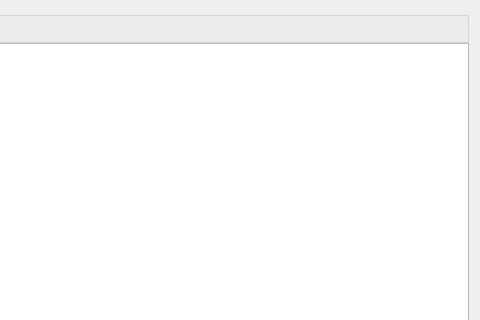
Before: the Qt Designer form audit/auditdialog.ui in ytxerp/ytx-client, drawn with Qt 5; both pictures show x 737 to 1217 and y 0 to 320 of the 1217 by 667 pixel window.
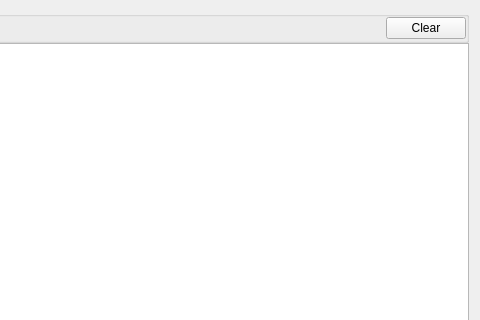
After: the same form once the commit is applied. Custom widgets are drawn as their Qt base class.

```diff
--- a/audit/auditdialog.ui
+++ b/audit/auditdialog.ui
@@ -73,6 +73,13 @@
         </property>
        </spacer>
       </item>
+      <item>
+       <widget class="QPushButton" name="pushButton">
+        <property name="text">
+         <string>Clear</string>
+        </property>
+       </widget>
+      </item>
      </layout>
     </widget>
    </item>
```
